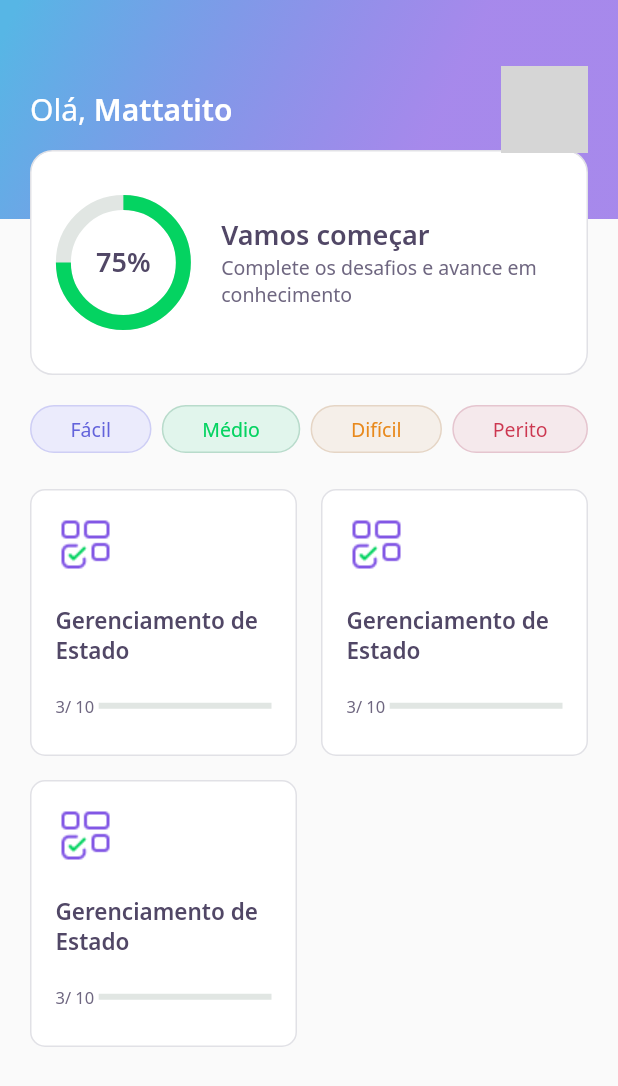
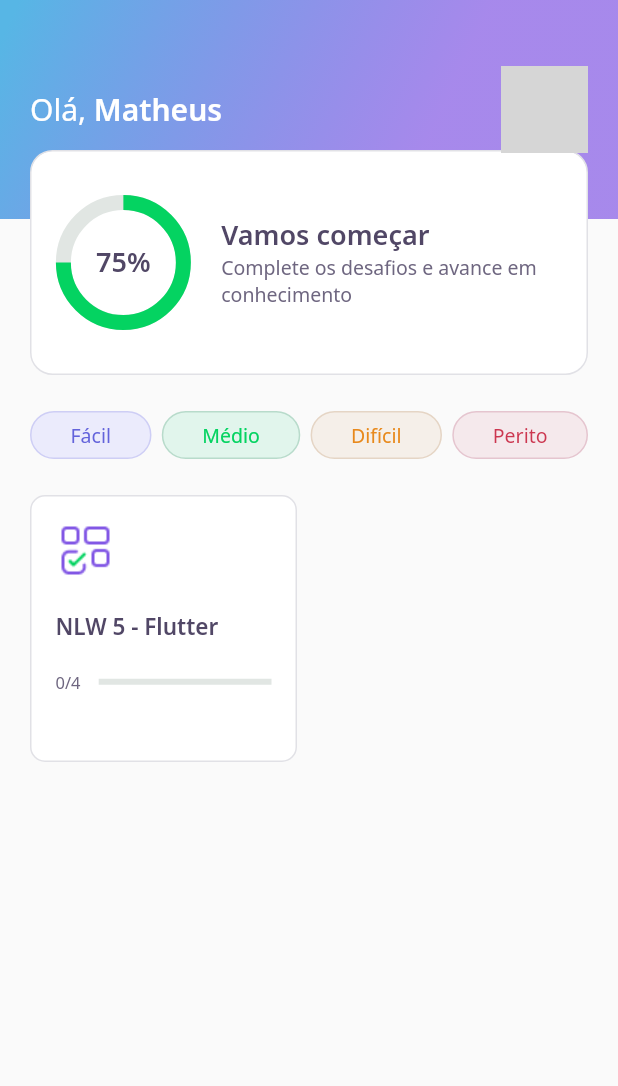
Before and after one commit to mattatito/dev.quiz, a Flutter app: the HomePage screen opened directly, on a phone screen of 412 x 824 dp. Shown: the top 1086 px of the screen. Run offline on Flutter 3.47's test engine with Material 2 defaults, Android fonts, the phone set to English and light mode, and no system bars; our stand-ins replace google_fonts; accounts and stored records are empty; network calls fail; grey boxes are pictures that could not be loaded.

Commit message:
Criando home controller e adequando sub widgets da home com seus dados

```diff
--- a/lib/core/app_widget.dart
+++ b/lib/core/app_widget.dart
@@ -1,4 +1,5 @@
 import 'package:dev_quiz/challenge/challenge_page.dart';
+import 'package:dev_quiz/home/home_page.dart';
 import 'package:flutter/material.dart';
 
 class AppWidget extends StatelessWidget {
@@ -6,7 +7,7 @@ class AppWidget extends StatelessWidget {
   Widget build(BuildContext context) {
     return MaterialApp(
       title: "DevQuiz",
-      home: ChallengePage(),
+      home: HomePage(),
       debugShowCheckedModeBanner: false,
     );
   }
--- /dev/null
+++ b/lib/home/home_controller.dart
@@ -0,0 +1,68 @@
+import 'package:dev_quiz/core/app_images.dart';
+import 'package:dev_quiz/home/home_state.dart';
+import 'package:dev_quiz/shared/models/answer_model.dart';
+import 'package:dev_quiz/shared/models/question_model.dart';
+import 'package:dev_quiz/shared/models/quiz_model.dart';
+import 'package:dev_quiz/shared/models/user_model.dart';
+
+class HomeController {
+  HomeState state = HomeState.empty;
+
+  UserModel? user;
+  List<QuizModel>? quizzes;
+
+  void getUser() {
+    user = UserModel(
+      name: "Matheus",
+      photoUrl:
+          "https://avatars.githubusercontent.com/u/50848469?s=400&u=3bd01201742277005ae0a0db738f6d7f0dc66a64&v=4",
+    );
+  }
+
+  void getQuizzes() {
+    quizzes = [
+      QuizModel(
+          title: "NLW 5 - Flutter",
+          questions: [
+            QuestionModel(
+                title: "Está curtindo o Flutter?",
+                answers: [
+                  AnswerModel(title: "Estou curtindo"),
+                  AnswerModel(title: "Show de bola!", isRight: true,),
+                  AnswerModel(title: "Muito Top"),
+                  AnswerModel(title: "Amando Flutter"),
+                ]
+            ),
+            QuestionModel(
+                title: "Está curtindo o Flutter?",
+                answers: [
+                  AnswerModel(title: "Estou curtindo"),
+                  AnswerModel(title: "Show de bola!", isRight: true,),
+                  AnswerModel(title: "Muito Top"),
+                  AnswerModel(title: "Amando Flutter"),
+                ]
+            ),
+            QuestionModel(
+                title: "Está curtindo o Flutter?",
+                answers: [
+                  AnswerModel(title: "Estou curtindo"),
+                  AnswerModel(title: "Show de bola!", isRight: true,),
+                  AnswerModel(title: "Muito Top"),
+                  AnswerModel(title: "Amando Flutter"),
+                ]
+            ),
+            QuestionModel(
+                title: "Está curtindo o Flutter?",
+                answers: [
+                  AnswerModel(title: "Estou curtindo"),
+                  AnswerModel(title: "Show de bola!", isRight: true,),
+                  AnswerModel(title: "Muito Top"),
+                  AnswerModel(title: "Amando Flutter"),
+                ]
+            )
+          ],
+          image: AppImages.blocks,
+          level: Level.facil)
+    ];
+  }
+}
--- a/lib/home/home_page.dart
+++ b/lib/home/home_page.dart
@@ -1,3 +1,4 @@
+import 'package:dev_quiz/home/home_controller.dart';
 import 'package:dev_quiz/home/widgets/appbar/app_bar_widget.dart';
 import 'package:dev_quiz/home/widgets/level_button/level_button_widget.dart';
 import 'package:dev_quiz/home/widgets/quiz_card/quiz_card_widget.dart';
@@ -9,14 +10,28 @@ class HomePage extends StatefulWidget {
 }
 
 class _HomePageState extends State<HomePage> {
+  final controller = HomeController();
+
+  @override
+  void initState() {
+    super.initState();
+    controller.getQuizzes();
+    controller.getUser();
+  }
+
   @override
   Widget build(BuildContext context) {
     return Scaffold(
-      appBar: AppBarWidget(),
+      appBar: AppBarWidget(
+        user: controller.user!,
+      ),
       body: Padding(
-        padding: const EdgeInsets.all(20),
+        padding: const EdgeInsets.symmetric(horizontal: 20),
         child: Column(
           children: [
+            SizedBox(
+              height: 24,
+            ),
             Row(
               mainAxisAlignment: MainAxisAlignment.spaceBetween,
               children: [
@@ -39,14 +54,17 @@ class _HomePageState extends State<HomePage> {
             ),
             Expanded(
                 child: GridView.count(
-                  crossAxisCount: 2,
-                  crossAxisSpacing: 16,
-                  mainAxisSpacing: 16,
-                  children: [
-                    QuizCardWidget(),
-                    QuizCardWidget(),
-                    QuizCardWidget(),
-                  ],
+              crossAxisCount: 2,
+              crossAxisSpacing: 16,
+              mainAxisSpacing: 16,
+              children: controller.quizzes!
+                  .map((quiz) => QuizCardWidget(
+                        title: quiz.title,
+                        completed:
+                            "${quiz.questionAnswered}/${quiz.questions.length}",
+                        percent: quiz.questionAnswered / quiz.questions.length,
+                      ))
+                  .toList(),
             ))
           ],
         ),
--- /dev/null
+++ b/lib/home/home_state.dart
@@ -0,0 +1,7 @@
+
+enum HomeState{
+  success,
+  loading,
+  error,
+  empty,
+}
--- a/lib/home/widgets/appbar/app_bar_widget.dart
+++ b/lib/home/widgets/appbar/app_bar_widget.dart
@@ -1,11 +1,15 @@
 import 'package:dev_quiz/core/app_gradients.dart';
 import 'package:dev_quiz/core/app_text_styles.dart';
 import 'package:dev_quiz/home/widgets/score_card/score_card_widget.dart';
+import 'package:dev_quiz/shared/models/user_model.dart';
 import 'package:flutter/cupertino.dart';
 import 'package:flutter/material.dart';
 
 class AppBarWidget extends PreferredSize {
-  AppBarWidget()
+
+  final UserModel user;
+
+  AppBarWidget({required this.user})
       : super(
             preferredSize: Size.fromHeight(250),
             child: Container(
@@ -13,7 +17,8 @@ class AppBarWidget extends PreferredSize {
 
               child: Stack(
                 children: [
-                  Container(
+                  SafeArea(
+                    child: Container(
                       height: 146,
                       width: double.maxFinite,
                       padding: const EdgeInsets.symmetric(horizontal: 20),
@@ -25,7 +30,7 @@ class AppBarWidget extends PreferredSize {
                             text: "Olá, ",style: AppTextStyles.title,
                             children:[
                               TextSpan(
-                              text: "Mattatito",
+                                text: user.name,
                                 style: AppTextStyles.titleBold
                               )
                             ]
@@ -36,12 +41,13 @@ class AppBarWidget extends PreferredSize {
                             height: 58,
                             decoration: BoxDecoration(
                               image: DecorationImage(
-                              image: NetworkImage("https://avatars.githubusercontent.com/u/50848469?s=400&u=3bd01201742277005ae0a0db738f6d7f0dc66a64&v=4")
+                                image: NetworkImage(user.photoUrl)
                               ),
                               borderRadius: BorderRadius.circular(10)
                             ),
                           )
                         ],
+                      ),
                     ),
                   ),
                   Align(
--- a/lib/home/widgets/quiz_card/quiz_card_widget.dart
+++ b/lib/home/widgets/quiz_card/quiz_card_widget.dart
@@ -5,6 +5,17 @@ import 'package:dev_quiz/shared/widgets/progress_indicator/progress_indicator_wi
 import 'package:flutter/material.dart';
 
 class QuizCardWidget extends StatelessWidget {
+  final String title;
+  final String completed;
+  final double percent;
+
+  const QuizCardWidget({
+    Key? key,
+    required this.title,
+    required this.completed,
+    this.percent = 0,
+  }) : super(key: key);
+
   @override
   Widget build(BuildContext context) {
     return Container(
@@ -26,7 +37,7 @@ class QuizCardWidget extends StatelessWidget {
             height: 20,
           ),
           Text(
-            "Gerenciamento de Estado",
+            title,
             style: AppTextStyles.heading15,
           ),
           SizedBox(
@@ -37,13 +48,15 @@ class QuizCardWidget extends StatelessWidget {
               Expanded(
                 flex: 1,
                 child: Text(
-                  "3/ 10",
+                  completed,
                   style: AppTextStyles.body11,
                 ),
               ),
               Expanded(
                 flex: 4,
-                child: ProgressIndicatorWidget(value: .0,),
+                child: ProgressIndicatorWidget(
+                  value: percent,
+                ),
               )
             ],
           )
--- a/lib/shared/models/user_model.dart
+++ b/lib/shared/models/user_model.dart
@@ -6,6 +6,6 @@ class UserModel {
   UserModel({
     required this.name,
     required this.photoUrl,
-    required this.score,
+    this.score = 0,
   });
 }
```
Lines whose indentation alone changed are shown as unchanged.
